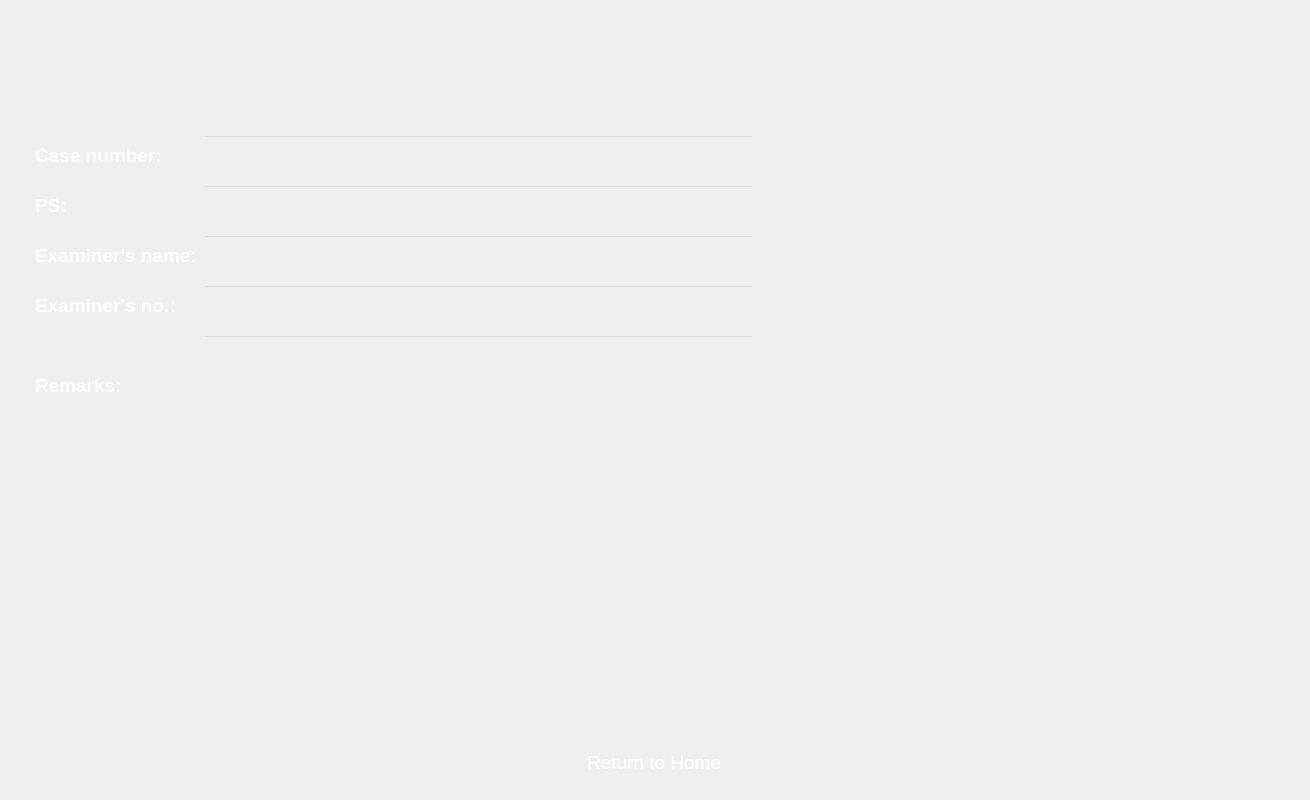
Old version of the form forms/Page_2.ui in the repository apollo-k22/FaceAI-Product.
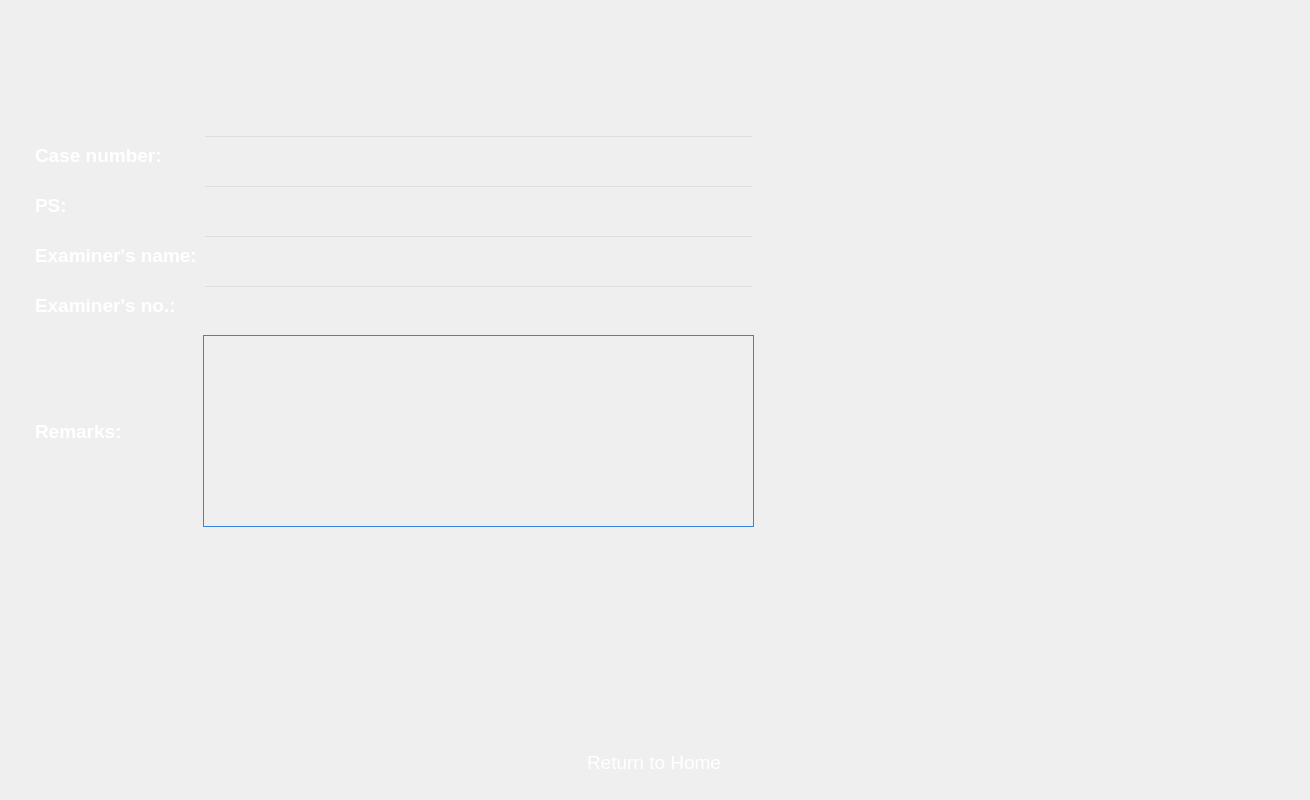
New version of the form. Icons and pictures are not drawn.

Diff of the .ui file:
```diff
--- a/forms/Page_2.ui
+++ b/forms/Page_2.ui
@@ -362,13 +362,7 @@
           </widget>
          </item>
          <item row="4" column="1">
-          <widget class="QLineEdit" name="leditRemarks">
-           <property name="sizePolicy">
-            <sizepolicy hsizetype="Expanding" vsizetype="Fixed">
-             <horstretch>0</horstretch>
-             <verstretch>0</verstretch>
-            </sizepolicy>
-           </property>
+          <widget class="QPlainTextEdit" name="leditRemarks">
            <property name="minimumSize">
             <size>
              <width>500</width>
@@ -378,7 +372,8 @@
            <property name="styleSheet">
             <string notr="true">background-color: #3E536A;
 color: rgb(255, 255, 255);
-background:transparent;</string>
+background:transparent;
+border: 1px solid rgb(53, 132, 228);</string>
            </property>
           </widget>
          </item>
```
Left out of the diff: 2 changed lines with no effect on the pictures.
